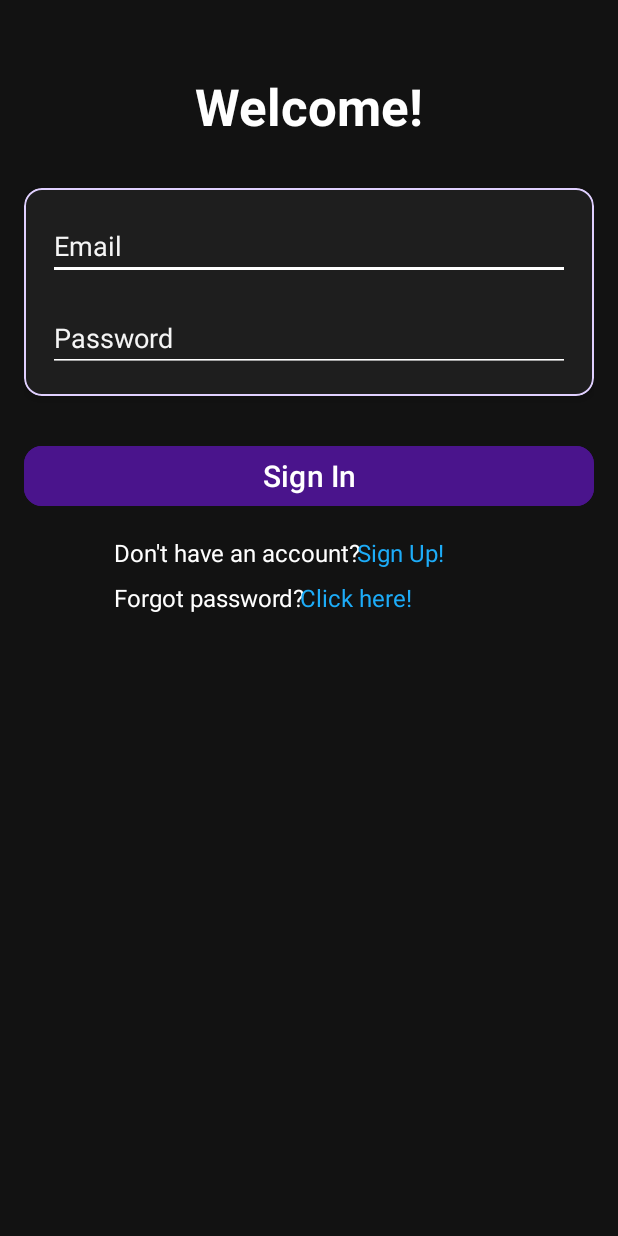
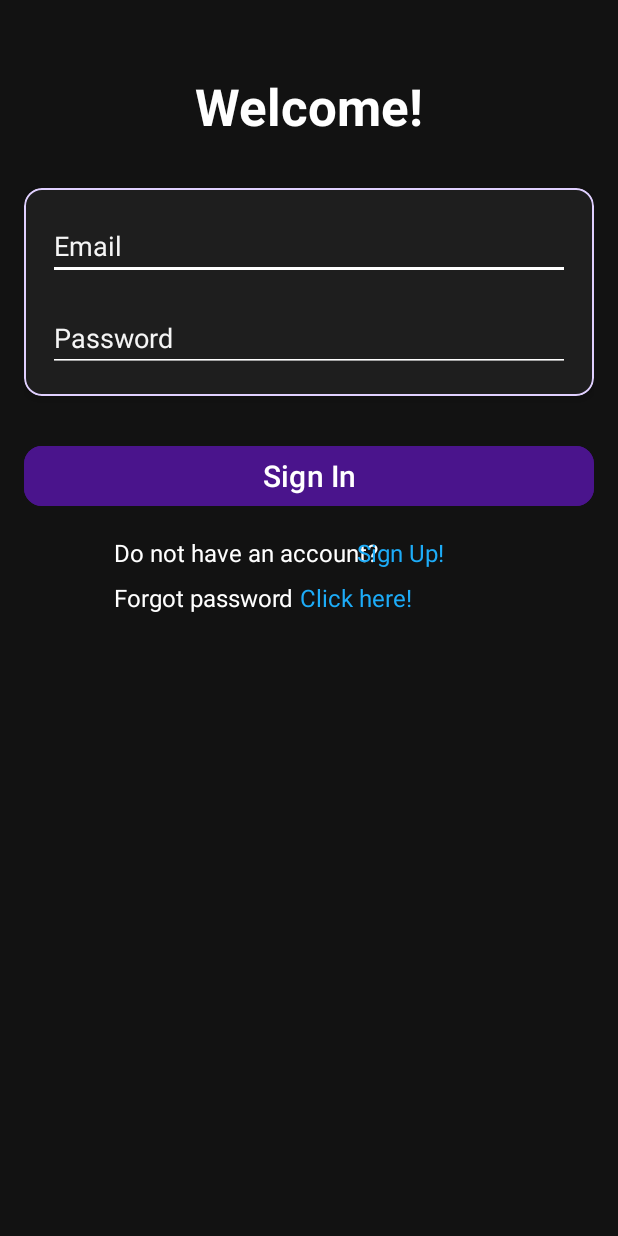
Before and after one commit to Ziyadxan06/TaskManager, an Android app: the screen it shows after launch (MainActivity), on a phone screen of 412 x 824 dp. Run offline under Robolectric (Android 15) with nearby library versions, the phone set to English and light mode, and no system bars; our stand-ins replace Firebase (no records; nobody signed in at launch, a user with empty details on screens opened directly), navigation-ui.

Commit message:
feat(signin): extract hardcoded texts to strings.xml and add EN/AZ translations

```diff
--- a/app/src/main/res/layout/fragment_sign_in.xml
+++ b/app/src/main/res/layout/fragment_sign_in.xml
@@ -13,7 +13,7 @@
         android:id="@+id/textView"
         android:layout_width="wrap_content"
         android:layout_height="wrap_content"
-        android:text="Welcome!"
+        android:text="@string/signin_title"
         android:textSize="34sp"
         android:textStyle="bold"
         android:textColor="@color/white"
@@ -45,7 +45,7 @@
                 android:id="@+id/signinEmail"
                 android:layout_width="match_parent"
                 android:layout_height="wrap_content"
-                android:hint="Email"
+                android:hint="@string/email_hint"
                 android:textColor="@color/white"
                 android:textColorHint="@color/light_gray"
                 android:inputType="textEmailAddress"
@@ -55,7 +55,7 @@
                 android:id="@+id/signinPassword"
                 android:layout_width="match_parent"
                 android:layout_height="wrap_content"
-                android:hint="Password"
+                android:hint="@string/password_hint"
                 android:textColor="@color/white"
                 android:textColorHint="@color/light_gray"
                 android:inputType="textPassword"
@@ -69,7 +69,7 @@
         android:id="@+id/btnSignin"
         android:layout_width="0dp"
         android:layout_height="wrap_content"
-        android:text="Sign In"
+        android:text="@string/signin_button"
         android:textSize="20sp"
         android:textColor="@color/white"
         android:backgroundTint="@color/dark_purple"
@@ -85,7 +85,7 @@
         android:layout_height="wrap_content"
         android:layout_marginStart="60dp"
         android:layout_marginTop="16dp"
-        android:text="Don't have an account?"
+        android:text="@string/message1"
         android:textColor="@color/white"
         android:textSize="16sp"
         app:layout_constraintStart_toStartOf="parent"
@@ -97,7 +97,7 @@
         android:layout_height="wrap_content"
         android:layout_marginTop="16dp"
         android:layout_marginEnd="100dp"
-        android:text="Sign Up!"
+        android:text="@string/message_link1"
         android:textColor="@color/link_color"
         android:textSize="16sp"
         app:layout_constraintEnd_toEndOf="parent"
@@ -109,7 +109,7 @@
         android:layout_height="wrap_content"
         android:layout_marginStart="60dp"
         android:layout_marginTop="8dp"
-        android:text="Forgot password?"
+        android:text="@string/message2"
         android:textColor="@color/white"
         android:textSize="16sp"
         app:layout_constraintStart_toStartOf="parent"
@@ -121,7 +121,7 @@
         android:layout_height="wrap_content"
         android:layout_marginTop="8dp"
         android:layout_marginEnd="121dp"
-        android:text="Click here!"
+        android:text="@string/message_link2"
         android:textColor="@color/link_color"
         android:textSize="16sp"
         app:layout_constraintEnd_toEndOf="parent"
--- a/app/src/main/res/values/strings.xml
+++ b/app/src/main/res/values/strings.xml
@@ -2,4 +2,17 @@
     <string name="app_name">TaskManager</string>
     <!-- TODO: Remove or change this placeholder text -->
     <string name="hello_blank_fragment">Hello blank fragment</string>
+
+    <!--signin-->
+    <string name="signin_title">Welcome!</string>
+    <string name="email_hint">Email</string>
+    <string name="password_hint">Password</string>
+    <string name="signin_button">Sign In</string>
+    <string name="message1">Do not have an account?</string>
+    <string name="message_link1">Sign Up!</string>
+    <string name="message2">Forgot password</string>
+    <string name="message_link2">Click here!</string>
+
+
+
 </resources>
```
Also changed, not shown: 1 other file.
